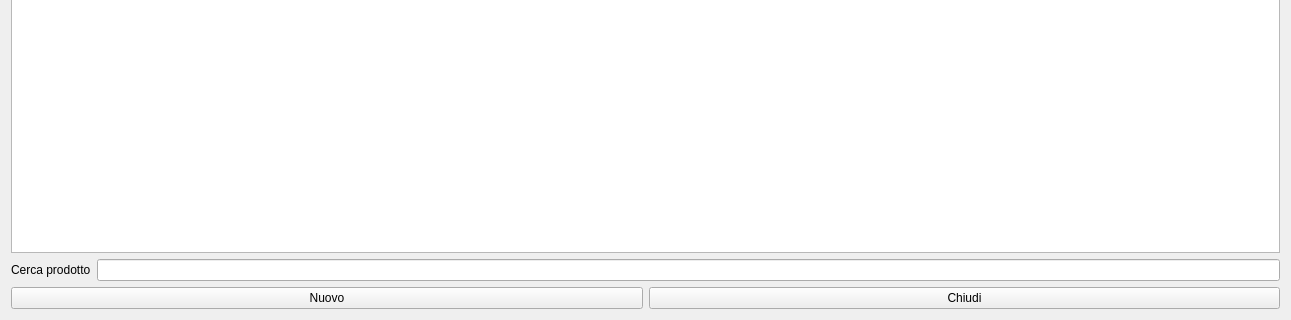
The window that hprodottinew.ui (fblabs/hamlet-mod-sancon) describes before a commit, drawn with Qt 5; both pictures show x 0 to 1291 and y 233 to 553 of the 1291 by 553 pixel window.
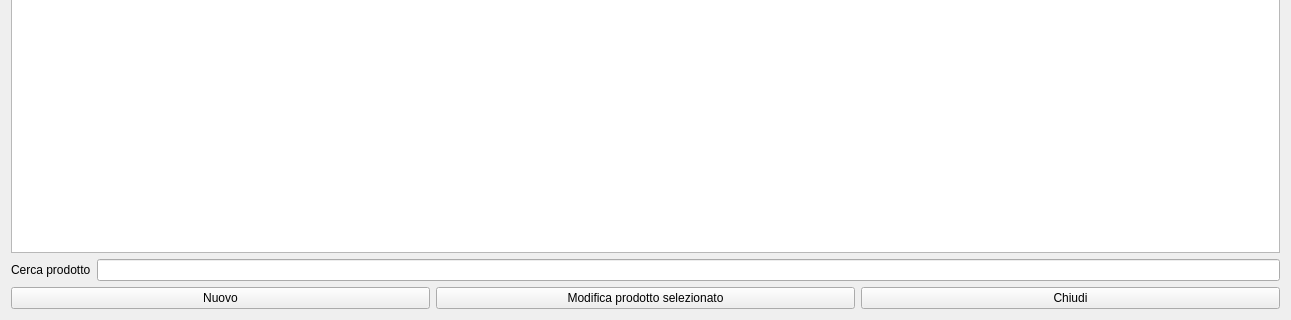
The same window after the commit. Icons and pictures are not drawn.

Diff of the .ui file:
```diff
--- a/hprodottinew.ui
+++ b/hprodottinew.ui
@@ -144,25 +144,8 @@
     </layout>
    </item>
    <item>
-    <layout class="QGridLayout" name="gridLayout">
-     <item row="0" column="1">
-      <widget class="QPushButton" name="pushButton_2">
-       <property name="text">
-        <string>Chiudi</string>
-       </property>
-       <property name="icon">
-        <iconset resource="icons.qrc">
-         <normaloff>:/Resources/Actions-window-close-icon.png</normaloff>:/Resources/Actions-window-close-icon.png</iconset>
-       </property>
-       <property name="iconSize">
-        <size>
-         <width>32</width>
-         <height>32</height>
-        </size>
-       </property>
-      </widget>
-     </item>
-     <item row="0" column="0">
+    <layout class="QHBoxLayout" name="horizontalLayout_2">
+     <item>
       <widget class="QPushButton" name="pushButton">
        <property name="text">
         <string>Nuovo</string>
@@ -179,6 +162,40 @@
        </property>
       </widget>
      </item>
+     <item>
+      <widget class="QPushButton" name="pbMod">
+       <property name="text">
+        <string>Modifica prodotto selezionato</string>
+       </property>
+       <property name="icon">
+        <iconset resource="icons.qrc">
+         <normaloff>:/Resources/Monitoring64.png</normaloff>:/Resources/Monitoring64.png</iconset>
+       </property>
+       <property name="iconSize">
+        <size>
+         <width>32</width>
+         <height>32</height>
+        </size>
+       </property>
+      </widget>
+     </item>
+     <item>
+      <widget class="QPushButton" name="pushButton_2">
+       <property name="text">
+        <string>Chiudi</string>
+       </property>
+       <property name="icon">
+        <iconset resource="icons.qrc">
+         <normaloff>:/Resources/Actions-window-close-icon.png</normaloff>:/Resources/Actions-window-close-icon.png</iconset>
+       </property>
+       <property name="iconSize">
+        <size>
+         <width>32</width>
+         <height>32</height>
+        </size>
+       </property>
+      </widget>
+     </item>
     </layout>
    </item>
   </layout>
```
Left out of the diff: 2 changed lines with no effect on the pictures.
